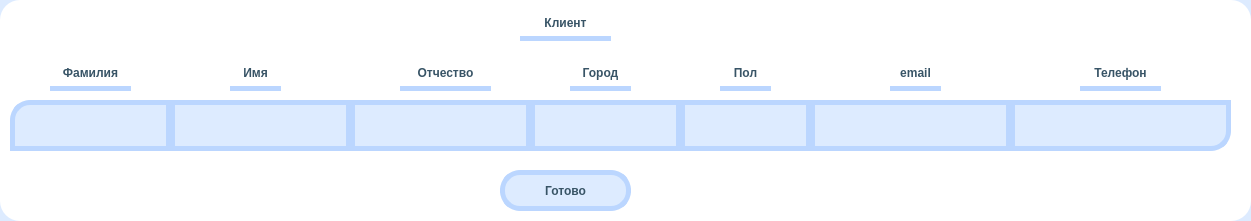
Above: CRM/editUI/editClient.ui from Plnguins/CRM before the change. Below: the same form after it.
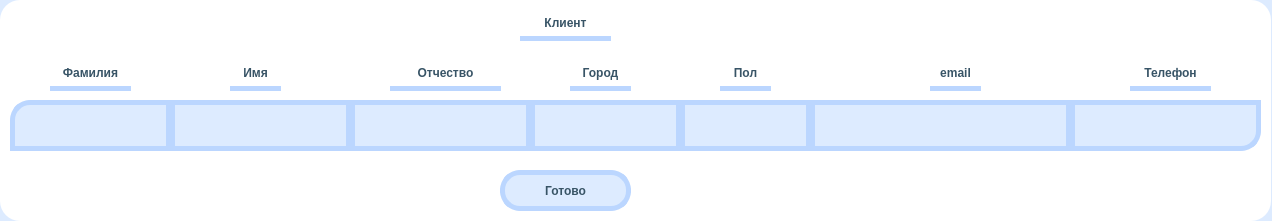
That is the form after the change.

Commit message: Исправлены расположения элементов интерфейса

What changed in the file:
```diff
--- a/CRM/editUI/editClient.ui
+++ b/CRM/editUI/editClient.ui
@@ -21,7 +21,7 @@
    <rect>
     <x>0</x>
     <y>0</y>
-    <width>1251</width>
+    <width>1272</width>
     <height>221</height>
    </rect>
   </property>
@@ -96,7 +96,7 @@
     <rect>
      <x>0</x>
      <y>0</y>
-     <width>1251</width>
+     <width>1271</width>
      <height>221</height>
     </rect>
    </property>
@@ -111,9 +111,9 @@
   <widget class="QLabel" name="Patronymic">
    <property name="geometry">
     <rect>
-     <x>400</x>
+     <x>390</x>
      <y>60</y>
-     <width>91</width>
+     <width>111</width>
      <height>31</height>
     </rect>
    </property>
@@ -138,7 +138,7 @@
     <rect>
      <x>810</x>
      <y>100</y>
-     <width>201</width>
+     <width>261</width>
      <height>51</height>
     </rect>
    </property>
@@ -157,9 +157,9 @@
   <widget class="QLineEdit" name="PhoneNumberEnter">
    <property name="geometry">
     <rect>
-     <x>1010</x>
+     <x>1070</x>
      <y>100</y>
-     <width>221</width>
+     <width>191</width>
      <height>51</height>
     </rect>
    </property>
@@ -385,7 +385,7 @@
   <widget class="QLabel" name="Email">
    <property name="geometry">
     <rect>
-     <x>890</x>
+     <x>930</x>
      <y>60</y>
      <width>51</width>
      <height>31</height>
@@ -426,7 +426,7 @@
   <widget class="QLabel" name="PhoneNumber">
    <property name="geometry">
     <rect>
-     <x>1080</x>
+     <x>1130</x>
      <y>60</y>
      <width>81</width>
      <height>31</height>
```
The commit also changes 1 other file.
